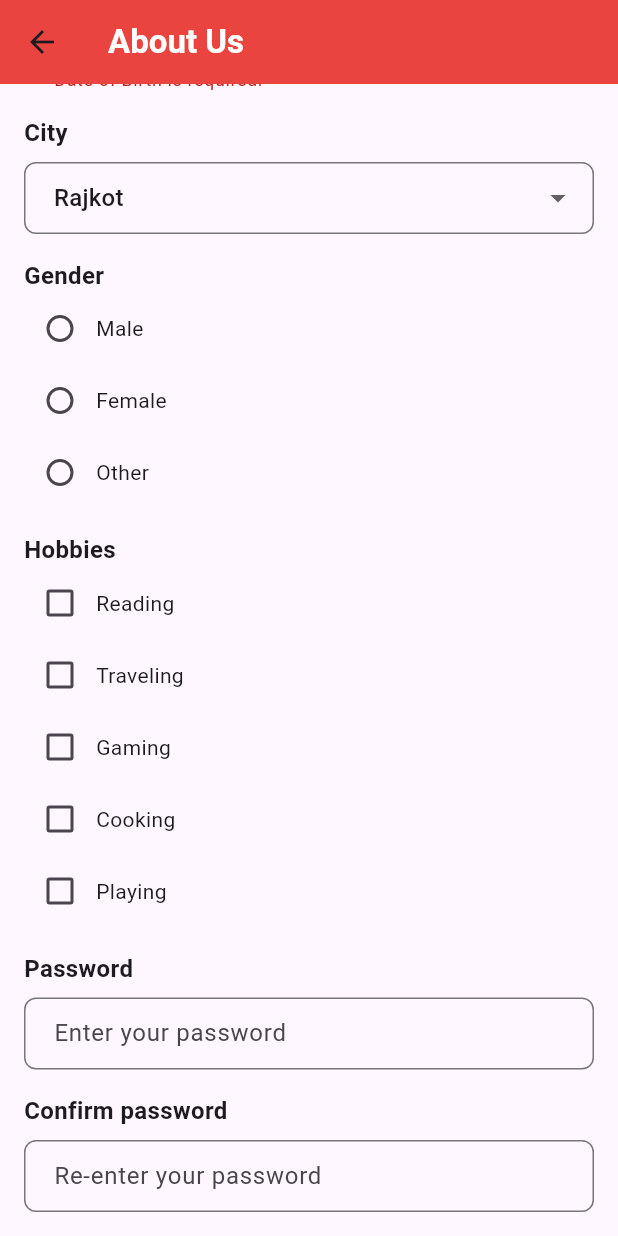
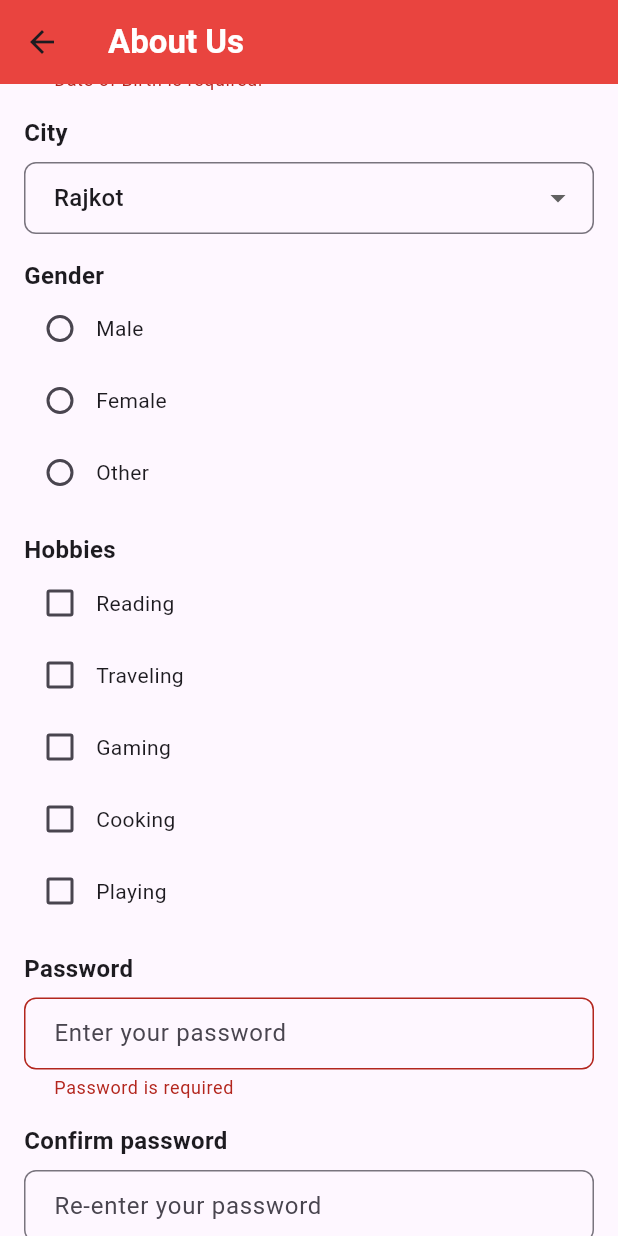
Before and after one commit to jevinmorad/saathi, a Flutter app: the AddUser screen opened directly, scrolled down 455 dp, after a tap on "Save", on a phone screen of 412 x 824 dp. Run offline on Flutter 3.47's test engine with Material 3 defaults, Android fonts, the light colour scheme and no system bars.

Commit message:
databse created

```diff
--- a/lib/add_user_screen.dart
+++ b/lib/add_user_screen.dart
@@ -1,5 +1,6 @@
 import 'package:flutter/material.dart';
 import 'package:intl/intl.dart';
+import 'package:matrimonial_app/user_list.dart';
 
 class AddUser extends StatefulWidget {
   const AddUser({super.key});
@@ -17,7 +18,7 @@ class _AddUserState extends State<AddUser> {
   final _passwordController = TextEditingController();
   final _confirmPasswordController = TextEditingController();
   String? _selectedGender;
-
+  String? _selectCity;
   List<String> _selectHobbies = [];
 
   @override
@@ -43,9 +44,7 @@ class _AddUserState extends State<AddUser> {
                 hintText: 'Enter your full name',
                 validator: (value) {
                   if (value == null || value.isEmpty) {
-                    return 'Email is required';
-                  } else if (!RegExp(r"^[a-zA-Z\s'-]{3,50}").hasMatch(value)) {
-                    return 'Enter a valid full name (3-50 characters, alphabets only)';
+                    return 'Name is required';
                   }
                   return null;
                 },
@@ -91,22 +90,15 @@ class _AddUserState extends State<AddUser> {
                   if (value == null || value.isEmpty) {
                     return 'Date of Birth is required.';
                   }
-                    try {
                   final parts = value.split('/');
                   final day = int.parse(parts[0]);
                   final month = int.parse(parts[1]);
                   final year = int.parse(parts[2]);
                   final dob = DateTime(year, month, day);
                   final today = DateTime.now();
-                      final age = today.year - dob.year;
-                      if (dob.isAfter(today.subtract(Duration(days: age * 365)))) {
-                        return 'Invalid Date of Birth.';
-                      }
+                  final age = today.difference(dob).inDays ~/ 365;
                   if (age < 18 || age > 80) {
                     return 'Age must be between 18 and 80 years.';
-                      }
-                    } catch (e) {
-                      return 'Invalid date format.';
                   }
                   return null;
                 },
@@ -124,6 +116,7 @@ class _AddUserState extends State<AddUser> {
                 ],
                 onChanged: (value) {
                   setState(() {
+                    _selectCity = value;
                   });
                 },
                 validator: (value) {
@@ -138,10 +131,12 @@ class _AddUserState extends State<AddUser> {
                 label: 'Gender',
                 options: ['Male', 'Female', 'Other'],
                 onChanged: (value) {
-                    setState(() {_selectedGender = value;});
+                  setState(() {
+                    _selectedGender = value;
+                  });
                 },
                 validator: (value) {
-                  if(value == null) {
+                  if (value == null) {
                     return 'Please select your gender';
                   }
                   return null;
@@ -170,13 +165,29 @@ class _AddUserState extends State<AddUser> {
                 controller: _passwordController,
                 label: 'Password',
                 hintText: 'Enter your password',
-                  obscureText: true),
+                obscureText: true,
+                validator: (value) {
+                  if (value == null || value.isEmpty) {
+                    return 'Password is required';
+                  } else if (value.length < 6) {
+                    return 'Password must be at least 6 characters long';
+                  }
+                  return null;
+                },
+              ),
               SizedBox(height: 16),
               _textField(
                 controller: _confirmPasswordController,
                 label: 'Confirm password',
                 hintText: 'Re-enter your password',
-                  obscureText: true),
+                obscureText: true,
+                validator: (value) {
+                  if (value != _passwordController.text) {
+                    return 'Password do not match';
+                  }
+                  return null;
+                },
+              ),
               SizedBox(height: 32),
               Center(
                 child: ElevatedButton(
@@ -188,8 +199,21 @@ class _AddUserState extends State<AddUser> {
                     ),
                   ),
                   onPressed: () {
-                    if(_formKey.currentState!.validate()) {
-                      print('Form submitted');
+                    if (_formKey.currentState!.validate()) {
+                      final user = User(
+                        name: _nameController.text,
+                        email: _emailController.text,
+                        mobileNumber: _mobileNumberController.text,
+                        dob: _dobController.text,
+                        gender: _selectedGender!,
+                        city: _selectCity!,
+                        hobbies: _selectHobbies,
+                        password: _passwordController.text,
+                      );
+
+                      final userList = UserList();
+                      userList.addUser(user);
+                      Navigator.pop(context);
                     }
                   },
                   child: Text(
@@ -255,6 +279,9 @@ class _AddUserState extends State<AddUser> {
         SizedBox(height: 8.0),
         GestureDetector(
           onTap: () async {
+            // Unfocus the text field before opening the date picker
+            FocusScope.of(context).unfocus();
+
             DateTime? pickDate = await showDatePicker(
               context: context,
               firstDate: DateTime(1950),
@@ -262,7 +289,7 @@ class _AddUserState extends State<AddUser> {
               initialDate: DateTime.now(),
             );
             if (pickDate != null) {
-              String formattedDate = DateFormat('dd/MM/yyyy').format(pickDate); // Change format to DD/MM/YYYY
+              String formattedDate = DateFormat('dd/MM/yyyy').format(pickDate);
               setState(() {
                 controller.text = formattedDate;
               });
@@ -340,9 +367,9 @@ class _AddUserState extends State<AddUser> {
         ),
         FormField<String>(
           validator: validator,
-          builder: (state){
+          builder: (state) {
             return Column(
-              children: options.map((String option){
+              children: options.map((String option) {
                 return Row(
                   children: [
                     Radio<String>(
--- a/lib/dashboard_screen.dart
+++ b/lib/dashboard_screen.dart
@@ -1,4 +1,5 @@
 import 'package:flutter/material.dart';
+import 'package:matrimonial_app/user_list.dart';
 import 'package:matrimonial_app/user_list_screen.dart';
 
 import 'add_user_screen.dart';
@@ -43,7 +44,7 @@ class DashboardScreen extends StatelessWidget {
               onPressed: () {
                 Navigator.push(
                   context,
-                  MaterialPageRoute(builder: (context) => UserList()),
+                  MaterialPageRoute(builder: (context) => UserListScreen()),
                 );
               },
             ),
--- /dev/null
+++ b/lib/user_list.dart
@@ -0,0 +1,46 @@
+class User {
+  final String name;
+  final String email;
+  final String mobileNumber;
+  final String dob;
+  final String gender;
+  final String city;
+  final List<String> hobbies;
+  final String password;
+
+  User({
+    required this.name,
+    required this.email,
+    required this.mobileNumber,
+    required this.dob,
+    required this.gender,
+    required this.city,
+    required this.hobbies,
+    required this.password,
+  });
+}
+
+class UserList {
+  final List<User> _users = [];
+
+  List<User> getUsers() {
+    return _users;
+  }
+
+  void addUser(User user) {
+    _users.add(user);
+    print(_users);
+  }
+
+  void editUser(int index, User updateUser) {
+    if(index>=0 && index<_users.length) {
+      _users[index] = updateUser;
+    }
+  }
+
+  void deletedUser(int index) {
+    if(index>=0 && index<_users.length) {
+      _users.removeAt(index);
+    }
+  }
+}
```
Also changed, not shown: lib/constants.dart (added, +9 -0 lines), lib/user_list_screen.dart (+23 -4 lines). Lines whose indentation alone changed are shown as unchanged.
